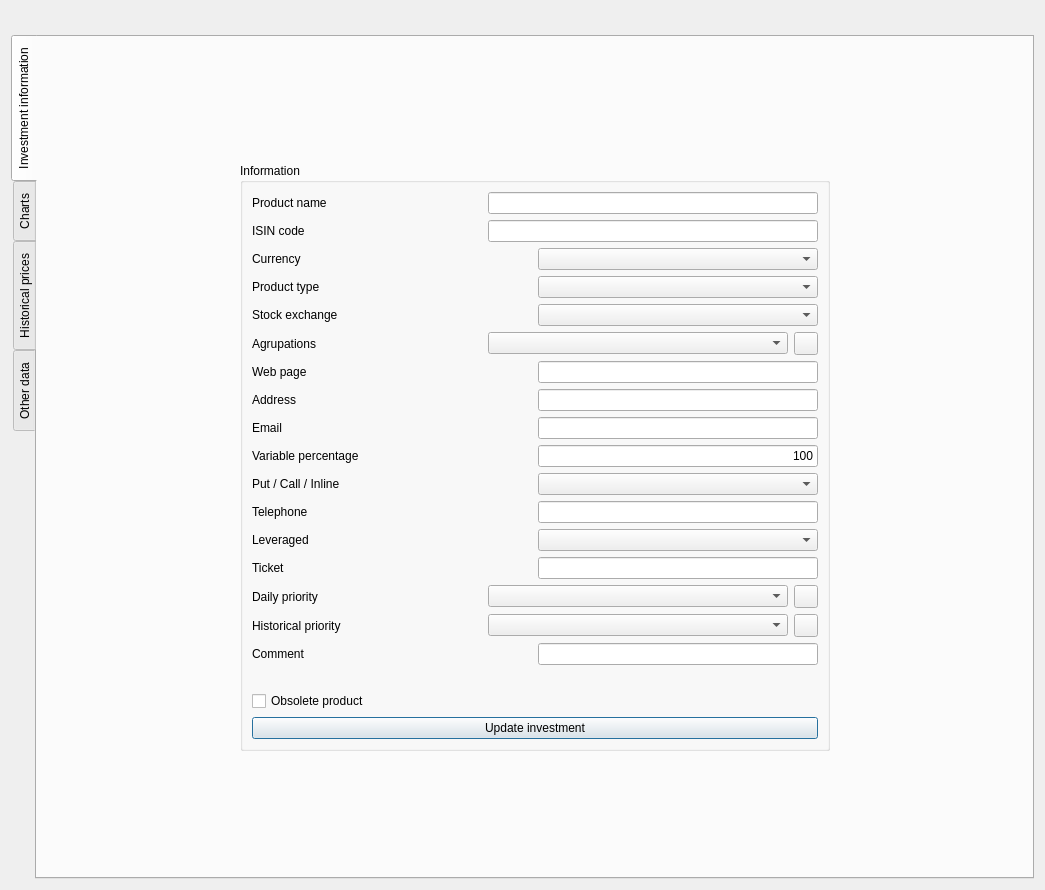
turulomio/xulpymoney, file ui/frmProductReport.ui: the form before one commit.
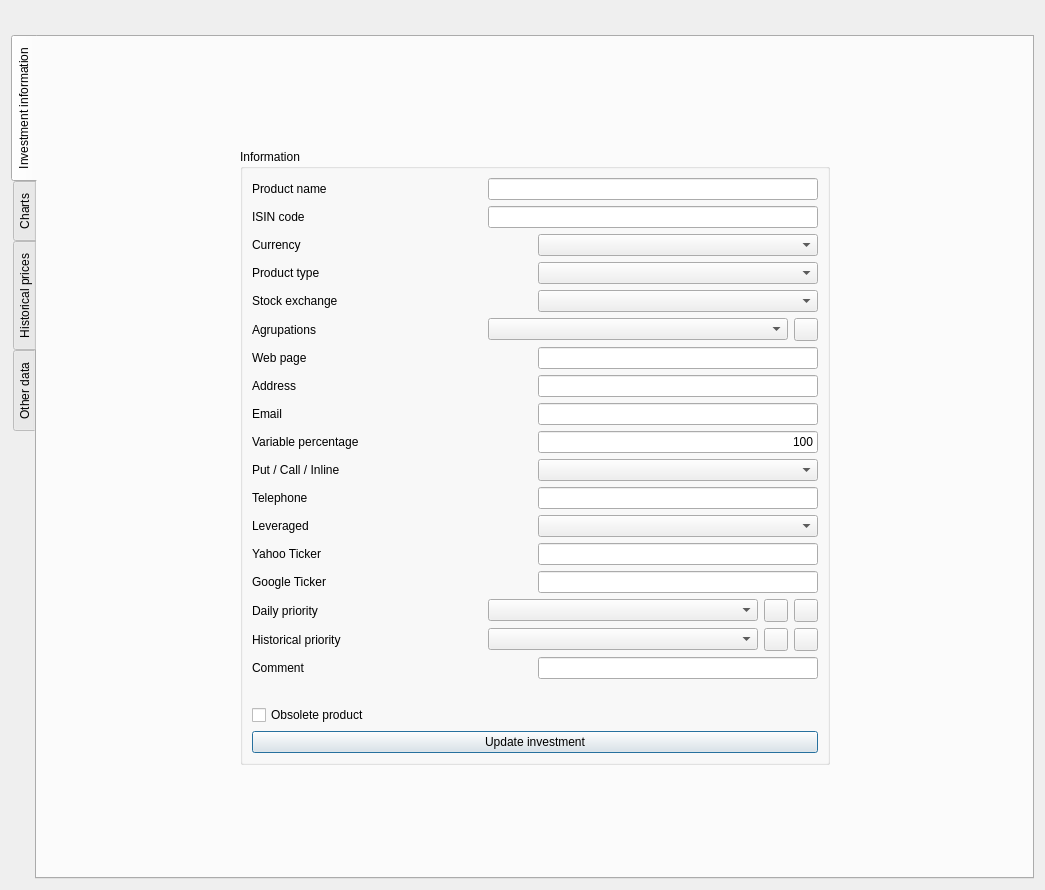
The form after the commit. The open tabs and pages were chosen to show the change. Icons and pictures are not drawn. Custom widgets are drawn as their Qt base class.

Commit message: Update quotes from frmProducts

The edit to the form file:
```diff
--- a/ui/frmProductReport.ui
+++ b/ui/frmProductReport.ui
@@ -441,17 +441,47 @@
                   </item>
                  </layout>
                 </item>
+                <item>
+                 <layout class="QHBoxLayout" name="horizontalLayout_42">
+                  <item>
+                   <widget class="QLabel" name="label_11">
+                    <property name="text">
+                     <string>Yahoo Ticker</string>
+                    </property>
+                   </widget>
+                  </item>
+                  <item>
+                   <widget class="QLineEdit" name="txtYahoo">
+                    <property name="sizePolicy">
+                     <sizepolicy hsizetype="Minimum" vsizetype="Fixed">
+                      <horstretch>0</horstretch>
+                      <verstretch>0</verstretch>
+                     </sizepolicy>
+                    </property>
+                    <property name="minimumSize">
+                     <size>
+                      <width>230</width>
+                      <height>0</height>
+                     </size>
+                    </property>
+                    <property name="alignment">
+                     <set>Qt::AlignRight|Qt::AlignTrailing|Qt::AlignVCenter</set>
+                    </property>
+                   </widget>
+                  </item>
+                 </layout>
+                </item>
                 <item>
                  <layout class="QHBoxLayout" name="horizontalLayout_31">
                   <item>
                    <widget class="QLabel" name="label_8">
                     <property name="text">
-                     <string>Ticket</string>
+                     <string>Google Ticker</string>
                     </property>
                    </widget>
                   </item>
                   <item>
-                   <widget class="QLineEdit" name="txtYahoo">
+                   <widget class="QLineEdit" name="txtGoogle">
                     <property name="sizePolicy">
                      <sizepolicy hsizetype="Minimum" vsizetype="Fixed">
                       <horstretch>0</horstretch>
@@ -467,6 +497,9 @@
                     <property name="alignment">
                      <set>Qt::AlignRight|Qt::AlignTrailing|Qt::AlignVCenter</set>
                     </property>
+                    <property name="readOnly">
+                     <bool>true</bool>
+                    </property>
                    </widget>
                   </item>
                  </layout>
@@ -503,6 +536,17 @@
                     </property>
                    </widget>
                   </item>
+                  <item>
+                   <widget class="QToolButton" name="cmdUpdateDaily">
+                    <property name="text">
+                     <string/>
+                    </property>
+                    <property name="icon">
+                     <iconset resource="../images/xulpymoney.qrc">
+                      <normaloff>:/xulpymoney/transfer.png</normaloff>:/xulpymoney/transfer.png</iconset>
+                    </property>
+                   </widget>
+                  </item>
                  </layout>
                 </item>
                 <item>
@@ -537,6 +581,17 @@
                     </property>
                    </widget>
                   </item>
+                  <item>
+                   <widget class="QToolButton" name="cmdUpdateAnnualy">
+                    <property name="text">
+                     <string/>
+                    </property>
+                    <property name="icon">
+                     <iconset resource="../images/xulpymoney.qrc">
+                      <normaloff>:/xulpymoney/transfer.png</normaloff>:/xulpymoney/transfer.png</iconset>
+                    </property>
+                   </widget>
+                  </item>
                  </layout>
                 </item>
                 <item>
```
Left out of the diff: 2 changed lines with no effect on the pictures. The commit also changes 5 other files.
